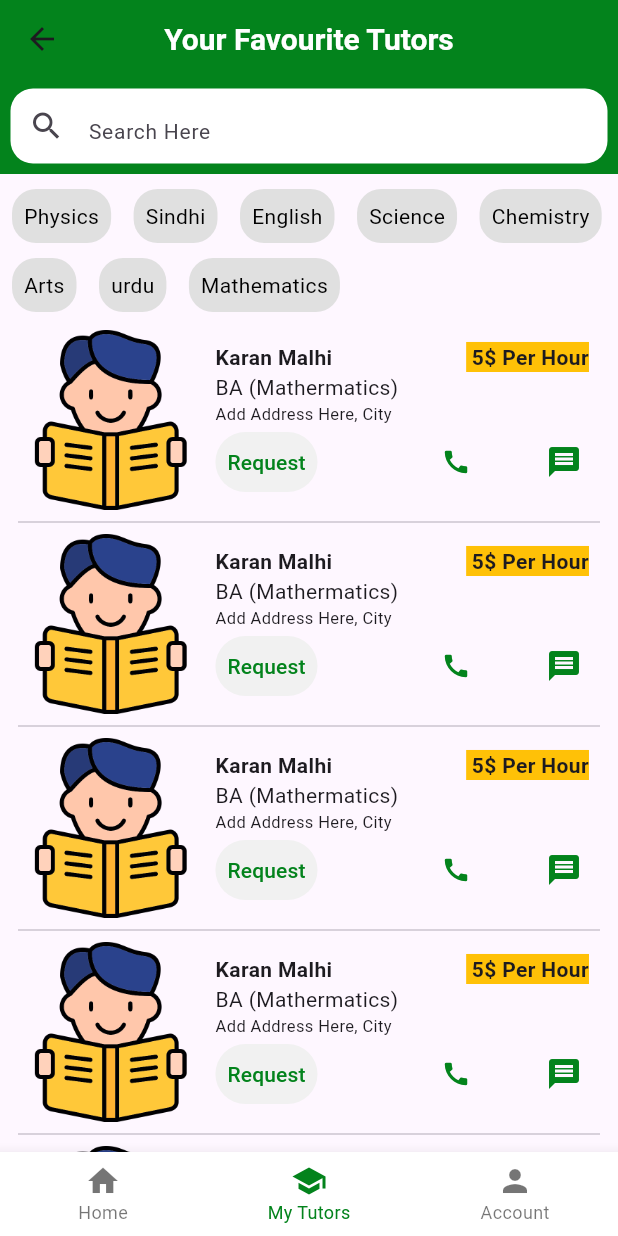
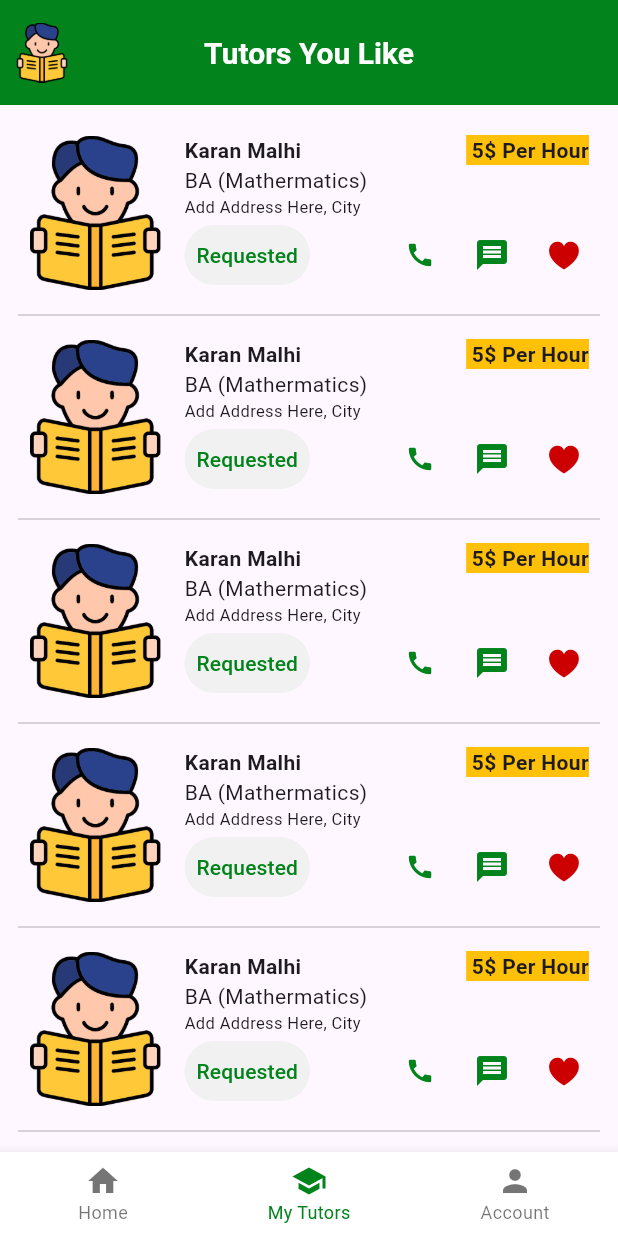
Before and after one commit to suhailthakrani/home_tutor, a Flutter app: the StudentMainScreen screen opened by its route, item 2 of the bottom bar chosen, after a tap on the "call" icon, on a phone screen of 412 x 824 dp. Run offline on Flutter 3.47's test engine with Material 3 defaults, Android fonts, the phone set to English and light mode, and no system bars; our stand-ins replace awesome_dialog, cloud_firestore, connectivity_plus, firebase_auth, firebase_core, firebase_storage and 6 more; missing offline and left inert: flutter_phone_direct_caller, mask_input_formatter; accounts and stored records are empty.

Commit message:
Modified Screens

```diff
--- a/lib/controllers/splash_screen_controller.dart
+++ b/lib/controllers/splash_screen_controller.dart
@@ -13,9 +13,9 @@ class SplashScreenController extends GetxController{
 
 
   @override
-  void onInit() {
+  void onReady() {
     Future.delayed(const Duration(seconds: 5)).then((value) => screenNavigation);
-    super.onInit();
+    super.onReady();
   }
 
   void screenNavigation() async {
--- a/lib/controllers/student/s_home_screen_controller.dart
+++ b/lib/controllers/student/s_home_screen_controller.dart
@@ -1,9 +1,19 @@
+import 'dart:math';
+
 import 'package:flutter/material.dart';
 import 'package:get/get.dart';
 
 import '../../models/teacher_model.dart';
+import '../../services/students_service.dart';
 
 class SHomeScreenController extends GetxController {
+
+
+  @override
+  void onInit() {
+    print("object--------------${StudentsService().getFavTeachers()}");
+    super.onInit();
+  }
 
 
   TextEditingController searchController = TextEditingController();
@@ -17,7 +27,7 @@ class SHomeScreenController extends GetxController {
     "Science",
     "Chemistry",
     "Arts",
-    "urdu",
+    "Urdu",
     "Mathematics",
   ].obs;
 
--- a/lib/controllers/student/s_main_screen_controller.dart
+++ b/lib/controllers/student/s_main_screen_controller.dart
@@ -4,6 +4,7 @@ import 'package:home_tutor/views/student/s_profile_screen.dart';
 import 'package:home_tutor/views/teacher/t_students_list_screen.dart';
 
 import '../../views/student/s_account_screen.dart';
+import '../../views/student/s_fav_tutors_screen.dart';
 import '../../views/student/s_tutors_list_screen.dart';
 import '../../views/teacher/t_profile_screen.dart';
 import '../../views/teacher/t_home_screen.dart';
@@ -13,7 +14,7 @@ class SMainScreenController extends GetxController {
 
   final screens = [
     const StudentHomeScreen(),
-    const STutorsListScreen(),
+    const SFavListScreen(),
     const SAccountScreen(),
   ];
   RxInt currentIndex = 0.obs;
--- a/lib/services/firebase_service.dart
+++ /dev/null
@@ -1,24 +0,0 @@
-import 'package:cloud_firestore/cloud_firestore.dart';
-
-import '../models/teacher_model.dart';
-
-class MyFirebaseService {
-  static final MyFirebaseService _instance = MyFirebaseService._();
-  MyFirebaseService._();
-  factory MyFirebaseService() {
-    return _instance;
-  }
-
-  Future<List<TeacherModel>> getProfilesFromFirebase() async {
-    try {
-      QuerySnapshot<Map<String, dynamic>> querySnapshot =
-          await FirebaseFirestore.instance.collection('teachers').get();
-      List<TeacherModel> profiles = (querySnapshot.docs
-              .map((doc) => TeacherModel.fromJson((doc.data())))
-              .toList());
-      return profiles;
-    } on Exception {
-      return [];
-    }
-  }
-}
--- /dev/null
+++ b/lib/services/students_service.dart
@@ -0,0 +1,57 @@
+import 'dart:developer';
+
+import 'package:cloud_firestore/cloud_firestore.dart';
+import 'package:firebase_auth/firebase_auth.dart';
+
+import '../models/teacher_model.dart';
+
+class StudentsService {
+  static final StudentsService _instance = StudentsService._();
+  StudentsService._();
+  factory StudentsService() {
+    return _instance;
+  }
+
+  Future<List<TeacherModel>> getTeachersFromFirebase() async {
+    try {
+      QuerySnapshot<Map<String, dynamic>> querySnapshot =
+          await FirebaseFirestore.instance.collection('teachers').get();
+      List<TeacherModel> profiles = (querySnapshot.docs
+              .map((doc) => TeacherModel.fromJson((doc.data())))
+              .toList());
+      return profiles;
+    } on Exception catch(e) {
+      log("[GetTeachersFromFirebase]---->${e}");
+      return [];
+    }
+  }
+
+
+  Future<List<TeacherModel>> getTeachersFromBySubject({required String subject}) async {
+    try {
+      QuerySnapshot<Map<String, dynamic>> querySnapshot = await FirebaseFirestore.instance.collection('teachers').where('specialty', isEqualTo: subject).get();
+      List<TeacherModel> profiles = (querySnapshot.docs.map((doc) => TeacherModel.fromJson((doc.data()))).toList());
+      return profiles;
+    } on Exception catch(e) {
+      log("[GetTeachersFromBySubject]---->${e}");
+      return [];
+    }
+  }
+
+   Future<List<TeacherModel>> getFavTeachers() async {
+    try {
+      QuerySnapshot<Map<String, dynamic>> favourites = await FirebaseFirestore.instance.collection('requests').where('studentId', isEqualTo: FirebaseAuth.instance.currentUser!.uid).get();
+      List<QueryDocumentSnapshot<Map<String, dynamic>>> favDocs = favourites.docs??[];
+      List<Map<String, dynamic>> requests =  favDocs.map((e) => e.data()).toList()??[];
+      List<TeacherModel> favTeachers = [];
+      for(Map<String, dynamic> request in requests){
+        DocumentSnapshot<Map<String, dynamic>> querySnapshot = await FirebaseFirestore.instance.collection('teachers').doc(request['teacherId']??'').get();
+        favTeachers.add(TeacherModel.fromJson(querySnapshot.data()??{}));
+      }
+      return favTeachers;
+    } on Exception catch(e) {
+      log("[GetTeachersFromFirebase]---->${e}");
+      return [];
+    }
+  }
+}
--- a/lib/utils/constants.dart
+++ b/lib/utils/constants.dart
@@ -27,6 +27,7 @@ const String kSHomeScreenRoute = '/SHomeScreenRoute';
 const String kSProfileScreenRoute = '/SProfileScreenRoute';
 const String kSTutorsListScreenRoute = '/STutorsListScreenRoute';
 const String kSTeacherDetailsScreenRoute = '/STeacherDetailsScreenRoute';
+const String kSFavTeacherScreenRoute = '/SFavTeacherScreenRoute';
 
 ///*********************  Messages   *********************///
 const String kPermissionPermanentlyDenied =
--- a/lib/utils/route_management.dart
+++ b/lib/utils/route_management.dart
@@ -11,6 +11,7 @@ import 'package:home_tutor/views/teacher/teacher_main_screen.dart';
 import 'package:home_tutor/views/teacher/teacher_singup_screen.dart';
 import '../views/auth/singin_screen.dart';
 import '../views/student/s_account_screen.dart';
+import '../views/student/s_fav_tutors_screen.dart';
 import '../views/student/s_home_screen.dart';
 import '../views/student/s_profile_screen.dart';
 import '../views/student/student_singup_screen.dart';
@@ -103,6 +104,11 @@ class RouteManagement {
         page: () => const STutorsListScreen(),
         binding: ScreensBindings(),
       ),
+       GetPage(
+        name: kSFavTeacherScreenRoute,
+        page: () => const SFavListScreen(),
+        binding: ScreensBindings(),
+      ),
     ];
   }
 }
--- a/lib/utils/screen_bindings.dart
+++ b/lib/utils/screen_bindings.dart
@@ -3,6 +3,7 @@ import 'package:home_tutor/controllers/student/s_home_screen_controller.dart';
 import 'package:home_tutor/controllers/student/s_main_screen_controller.dart';
 import 'package:home_tutor/controllers/student/s_profile_screen_controller.dart';
 import 'package:home_tutor/controllers/student/s_tutor_details_screen_controller.dart';
+import 'package:home_tutor/controllers/student/s_tutors_fav_list_screen_controller.dart';
 import 'package:home_tutor/controllers/student/s_tutors_list_screen_controller.dart';
 import 'package:home_tutor/controllers/teacher/t_account_screen_controller.dart';
 import 'package:home_tutor/controllers/teacher/t_home_screen_controller.dart';
@@ -32,6 +33,7 @@ class ScreensBindings extends Bindings {
     Get.lazyPut(() => SMainScreenController());
     Get.lazyPut(() => SProfileScreenController());
     Get.lazyPut(() => STeacherDetailsScreenController());
+    Get.lazyPut(() => SFavTutorsListScreenController());
     //
     Get.lazyPut(() => TAccountScreenController());
     Get.lazyPut(() => TStudentListScreenController());
--- /dev/null
+++ b/lib/views/student/s_fav_tutors_screen.dart
@@ -0,0 +1,166 @@
+import 'dart:developer';
+
+import 'package:flutter/cupertino.dart';
+import 'package:flutter/material.dart';
+import 'package:flutter_phone_direct_caller/flutter_phone_direct_caller.dart';
+import 'package:get/get.dart';
+import 'package:home_tutor/controllers/student/s_tutors_fav_list_screen_controller.dart';
+
+import '../../utils/app_colors.dart';
+import '../../utils/constants.dart';
+
+class SFavListScreen extends GetView<SFavTutorsListScreenController> {
+  const SFavListScreen({super.key});
+
+  @override
+  Widget build(BuildContext context) {
+    return Scaffold(
+      appBar: AppBar(
+        backgroundColor: kPrimaryColor,
+        toolbarHeight: 70,
+        centerTitle: true,
+        leading: Padding(
+          padding: const EdgeInsets.all(8.0),
+          child: Image.asset('assets/images/reading.png'),
+        ),
+        foregroundColor: kWhiteColor,
+        title: const Text("Tutors You Like", style: TextStyle(fontWeight: FontWeight.w600, fontSize: 20),),
+      ),
+      body: SingleChildScrollView(
+        child: Column(
+          children: [
+            ListView.separated(
+              physics: const NeverScrollableScrollPhysics(),
+              padding: const EdgeInsets.symmetric(horizontal: 12, vertical: 12),
+              itemCount: 7,
+              shrinkWrap: true,
+              itemBuilder: (context, index) {
+                return InkWell(
+                  onTap: () {
+                    Get.toNamed(kSTeacherDetailsScreenRoute);
+                  },
+                  child: SizedBox(
+                    height: 120,
+                    child: Row(
+                      children: [
+                        ClipRRect(
+                          borderRadius: BorderRadius.circular(24),
+                          child: Image.asset(
+                            'assets/images/reading.png',
+                            width: Get.width * 0.25,
+                          ),
+                        ),
+                        Expanded(
+                          child: Padding(
+                            padding: const EdgeInsets.only(
+                              left: 8.0,
+                              top: 8,
+                              bottom: 8,
+                            ),
+                            child: Column(
+                              crossAxisAlignment: CrossAxisAlignment.start,
+                              children: [
+                                const Row(
+                                  mainAxisAlignment:
+                                      MainAxisAlignment.spaceBetween,
+                                  children: [
+                                    Text(
+                                      "Karan Malhi",
+                                      style: TextStyle(
+                                        fontWeight: FontWeight.bold,
+                                      ),
+                                    ),
+                                    Text(
+                                      " 5\$ Per Hour  ",
+                                      style: TextStyle(
+                                        fontWeight: FontWeight.bold,
+                                        backgroundColor: Colors.amber,
+                                      ),
+                                    ),
+                                  ],
+                                ),
+                                const Text("BA (Mathermatics)"),
+                                const Align(
+                                  alignment: Alignment.centerLeft,
+                                  child: Text(
+                                    "Add Address Here, City",
+                                    maxLines: 1,
+                                    overflow: TextOverflow.ellipsis,
+                                    style: TextStyle(fontSize: 11),
+                                  ),
+                                ),
+                                Row(
+                                  mainAxisAlignment:
+                                      MainAxisAlignment.spaceBetween,
+                                  children: [
+                                    TextButton(
+                                        style: ElevatedButton.styleFrom(
+                                          backgroundColor: kFieldGreyColor,
+                                          foregroundColor: kPrimaryColor,
+                                          padding: const EdgeInsets.symmetric(
+                                            horizontal: 8,
+                                          ),
+                                        ),
+                                        onPressed: () {},
+                                        child: const Text("Requested")),
+                                    Wrap(
+                                      children: [
+                                        IconButton(
+                                          style: ElevatedButton.styleFrom(
+                                              padding: EdgeInsets.zero),
+                                          onPressed: () async {
+                                            try{
+                                            await FlutterPhoneDirectCaller.callNumber('+923483053712');
+                                            } catch (e){
+                                              log("==============${e}");
+                                            }
+                                          },
+                                          icon: const Icon(
+                                            Icons.call,
+                                            size: 20,
+                                            color: kPrimaryColor,
+                                          ),
+                                        ),
+                                        IconButton(
+                                          style: ElevatedButton.styleFrom(
+                                              padding: EdgeInsets.zero),
+                                          onPressed: () {
+                                            controller.openWhatsApp('+923483053712');
+                                          },
+                                          icon: const Icon(
+                                            Icons.message,
+                                            size: 24,
+                                            color: kPrimaryColor,
+                                          ),
+                                        ),
+                                        IconButton(
+                                          style: ElevatedButton.styleFrom(
+                                              padding: EdgeInsets.zero),
+                                          onPressed: () {},
+                                          icon: const Icon(
+                                            CupertinoIcons.heart_fill,
+                                            size: 24,
+                                            color: kRequiredRedColor,
+                                          ),
+                                        ),
+                                      ],
+                                    ),
+                                  ],
+                                )
+                              ],
+                            ),
+                          ),
+                        ),
+                      ],
+                    ),
+                  ),
+                );
+              },
+              separatorBuilder: (_, int index) => const Divider(),
+            )
+          ],
+        ),
+      ),
+    );
+  }
+}
--- a/lib/views/student/s_home_screen.dart
+++ b/lib/views/student/s_home_screen.dart
@@ -8,7 +8,7 @@ import 'package:home_tutor/controllers/student/s_home_screen_controller.dart';
 import 'package:home_tutor/models/teacher_model.dart';
 import 'package:home_tutor/utils/app_colors.dart';
 import 'package:home_tutor/views/student/s_tutors_list_screen.dart';
-import '../../services/firebase_service.dart';
+import '../../services/students_service.dart';
 import '../../utils/constants.dart';
 import '../widgets/city_wise_tutor.dart';
 import 'teacher_search_deligate.dart';
@@ -153,7 +153,8 @@ class StudentHomeScreen extends GetView<SHomeScreenController> {
                             ),
                           ),
                         );
-                      }),
+                      },
+                    ),
                 ),
               ),
               Padding(
@@ -190,7 +191,7 @@ class StudentHomeScreen extends GetView<SHomeScreenController> {
                 ),
               ),
               FutureBuilder(
-                future: MyFirebaseService().getProfilesFromFirebase(),
+                future: StudentsService().getTeachersFromFirebase(),
                 builder: (context, snapshot) {
                   List<TeacherModel> teachers = snapshot.data ?? [];
                   if (snapshot.hasError) {
@@ -390,7 +391,7 @@ class StudentHomeScreen extends GetView<SHomeScreenController> {
                     ]),
               ),
               FutureBuilder(
-                future: MyFirebaseService().getProfilesFromFirebase(),
+                future: StudentsService().getTeachersFromFirebase(),
                 builder: (context, snapshot) {
                   List<TeacherModel> teachers = snapshot.data ?? [];
                   if (snapshot.hasError) {
@@ -558,7 +559,7 @@ class StudentHomeScreen extends GetView<SHomeScreenController> {
                           }),
                     );
                   }
-                  return Container();
+                  return Container(height: 140);
                 },
               ),
               Padding(
@@ -593,7 +594,7 @@ class StudentHomeScreen extends GetView<SHomeScreenController> {
                     ]),
               ),
               FutureBuilder(
-                future: MyFirebaseService().getProfilesFromFirebase(),
+                future: StudentsService().getTeachersFromFirebase(),
                 builder: (context, snapshot) {
                   List<TeacherModel> teachers = snapshot.data ?? [];
                   if (snapshot.hasError) {
--- a/pubspec.yaml
+++ b/pubspec.yaml
@@ -55,6 +55,8 @@ dependencies:
   dotted_border: ^2.1.0
   google_fonts: ^6.1.0
   photo_view: ^0.14.0
+  url_launcher: ^6.2.3
+  flutter_phone_direct_caller: ^2.1.1
 
 
 
```
Also changed, not shown: lib/controllers/student/s_tutors_fav_list_screen_controller.dart (added, +23 -0 lines), lib/services/teachers_service.dart (added, +37 -0 lines), lib/views/auth/splash_screen.dart (+9 -9 lines), lib/views/student/s_account_screen.dart (+8 -3 lines), pubspec.lock, 1 other file.
